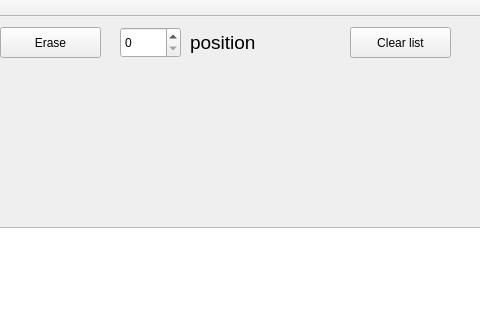
Qt form app/main_window.ui (AndLvovSky/list-algorithms-and-visualization) before a commit; both pictures show x 300 to 780 and y 0 to 320 of the 1188 by 533 pixel window.
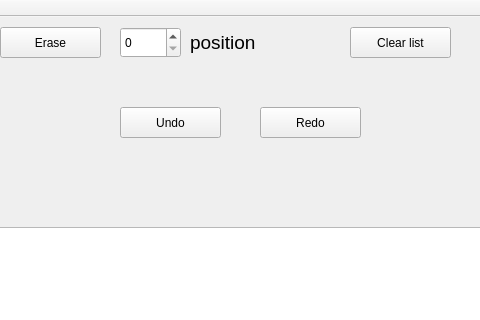
The same form after that commit.

```diff
--- a/app/main_window.ui
+++ b/app/main_window.ui
@@ -188,6 +188,32 @@
      <string>position</string>
     </property>
    </widget>
+   <widget class="QPushButton" name="undoButton">
+    <property name="geometry">
+     <rect>
+      <x>420</x>
+      <y>90</y>
+      <width>101</width>
+      <height>31</height>
+     </rect>
+    </property>
+    <property name="text">
+     <string>Undo</string>
+    </property>
+   </widget>
+   <widget class="QPushButton" name="redoButton">
+    <property name="geometry">
+     <rect>
+      <x>560</x>
+      <y>90</y>
+      <width>101</width>
+      <height>31</height>
+     </rect>
+    </property>
+    <property name="text">
+     <string>Redo</string>
+    </property>
+   </widget>
   </widget>
   <widget class="QMenuBar" name="menuBar">
    <property name="geometry">
```
